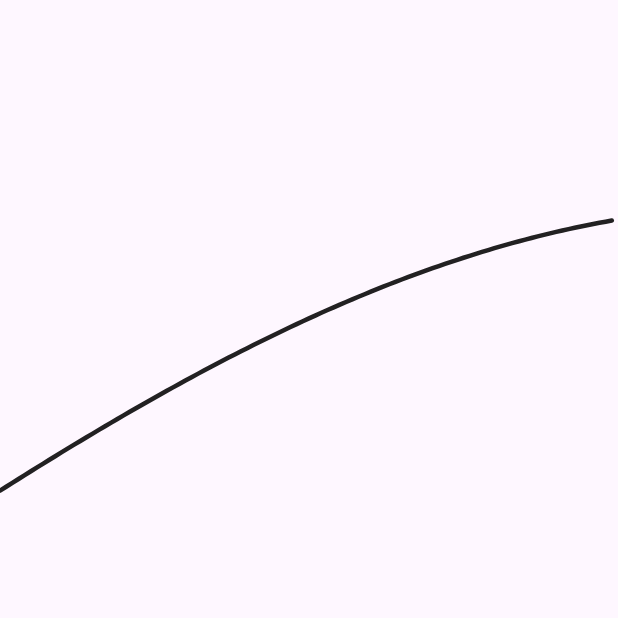
After one commit to glebosotov/flutter-education-complex-animations, a Flutter app: the screen it shows after launch, after a tap on "Painter", on a phone screen of 412 x 824 dp, the top half of it. The commit adds this screen. Run offline on Flutter 3.47's test engine with Material 3 defaults, Android fonts, the light colour scheme and no system bars; our stand-ins replace google_fonts, rive; missing offline and left inert: foil; network calls fail.

Commit message:
feat: add painter

```diff
--- a/lib/main.dart
+++ b/lib/main.dart
@@ -2,6 +2,7 @@ import 'package:flutter/material.dart';
 import 'package:interactive_animation_demo/hero/complex_hero.dart';
 import 'package:interactive_animation_demo/hero/hero.dart';
 import 'package:interactive_animation_demo/page_transition.dart';
+import 'package:interactive_animation_demo/painter.dart';
 import 'package:interactive_animation_demo/rive.dart';
 
 import 'complex_animation/complex_animation.dart';
@@ -77,6 +78,13 @@ class HomePage extends StatelessWidget {
                 builder: (_) => const RivePage(),
               ),
             ),
+            _GridTile(
+              name: 'Painter',
+              icon: Icons.brush,
+              destination: MaterialPageRoute(
+                builder: (_) => const PainterPage(),
+              ),
+            ),
           ],
         ),
       ),
--- /dev/null
+++ b/lib/painter.dart
@@ -0,0 +1,83 @@
+import 'dart:math';
+
+import 'package:flutter/material.dart';
+
+class PainterPage extends StatefulWidget {
+  const PainterPage({super.key});
+
+  @override
+  State<PainterPage> createState() => _PainterPageState();
+}
+
+class _PainterPageState extends State<PainterPage>
+    with SingleTickerProviderStateMixin {
+  late final _controller = AnimationController(
+    vsync: this,
+    duration: const Duration(seconds: 2),
+  );
+  late final Animation<double> _animation;
+
+  @override
+  void initState() {
+    super.initState();
+
+    _animation = Tween<double>(begin: 0, end: 2 * pi).animate(_controller);
+    _controller.repeat();
+  }
+
+  @override
+  void dispose() {
+    _controller.dispose();
+    super.dispose();
+  }
+
+  @override
+  Widget build(BuildContext context) {
+    return Scaffold(
+      body: AnimatedBuilder(
+        animation: _animation,
+        builder: (context, _) {
+          return CustomPaint(
+            size: MediaQuery.sizeOf(context),
+            painter: MathPainter(value: _animation.value),
+          );
+        },
+      ),
+    );
+  }
+}
+
+class MathPainter extends CustomPainter {
+  final double value;
+
+  MathPainter({super.repaint, required this.value});
+
+  @override
+  void paint(Canvas canvas, Size size) {
+    final path = Path()
+      ..moveTo(
+        0,
+        size.height / 2 + (size.height / 3 * sin(value)),
+      );
+
+    for (var i = 0.0; i <= 1.0; i += 0.01) {
+      path.lineTo(
+        i * size.width,
+        size.height / 2 + (size.height / 3 * sin(i + value)),
+      );
+    }
+
+    canvas.drawPath(
+      path,
+      Paint()
+        ..color = Colors.black87
+        ..strokeCap = StrokeCap.round
+        ..strokeWidth = 3.0
+        ..style = PaintingStyle.stroke,
+    );
+  }
+
+  @override
+  bool shouldRepaint(covariant MathPainter oldDelegate) =>
+      value != oldDelegate.value;
+}
```
